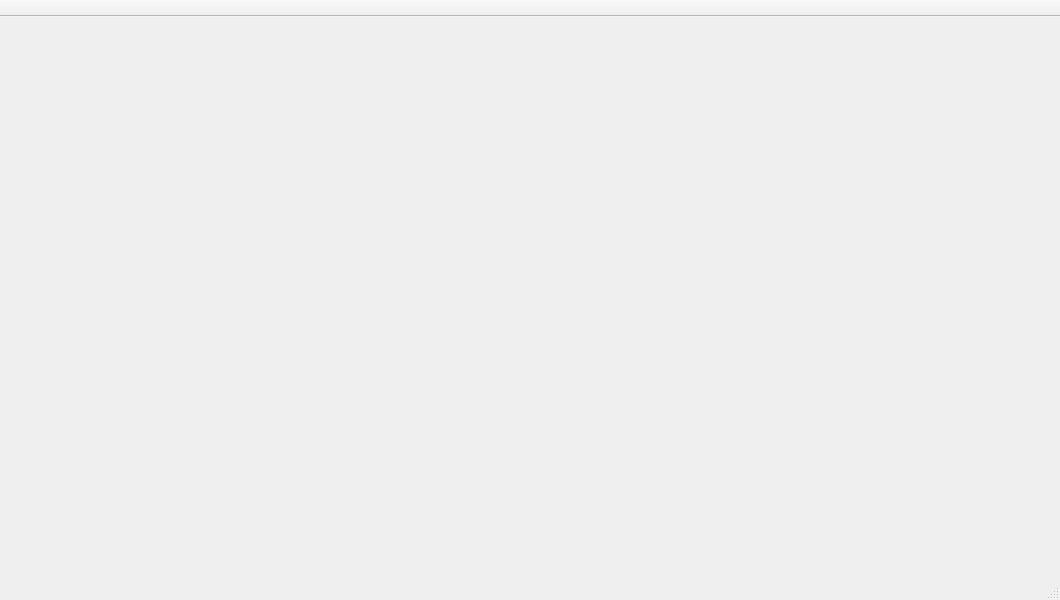
The window that src/ui/sIBL_GUI.ui (KelSolaar/sIBL_GUI) describes before a commit, drawn with Qt 5.
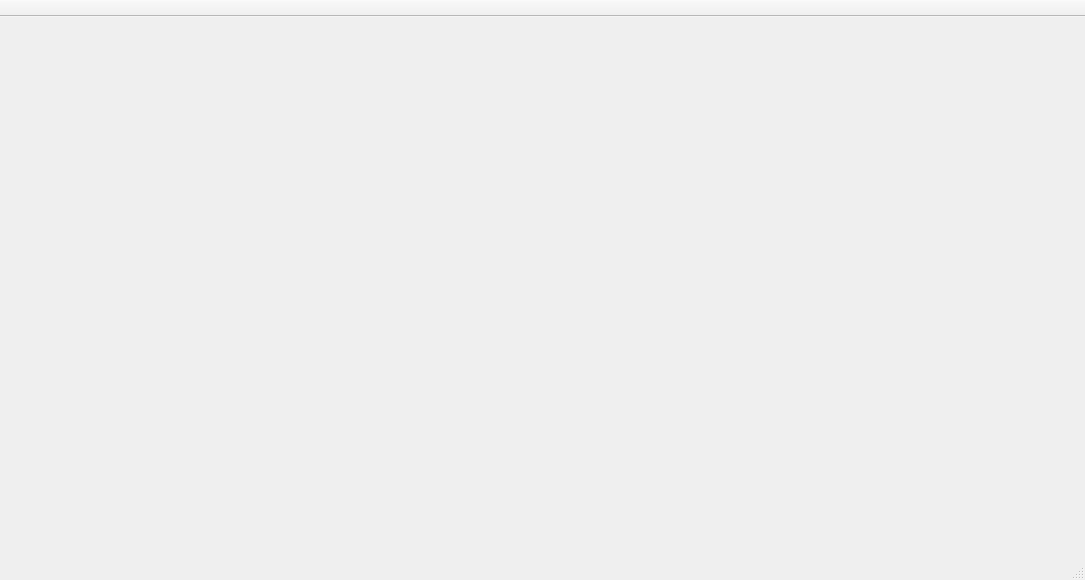
The same window after the commit. Icons and pictures are not drawn.

```diff
--- a/src/ui/sIBL_GUI.ui
+++ b/src/ui/sIBL_GUI.ui
@@ -6,8 +6,8 @@
    <rect>
     <x>0</x>
     <y>0</y>
-    <width>1060</width>
-    <height>600</height>
+    <width>1085</width>
+    <height>580</height>
    </rect>
   </property>
   <property name="windowTitle">
```
Left out of the diff: 9 changed lines with no effect on the pictures.
